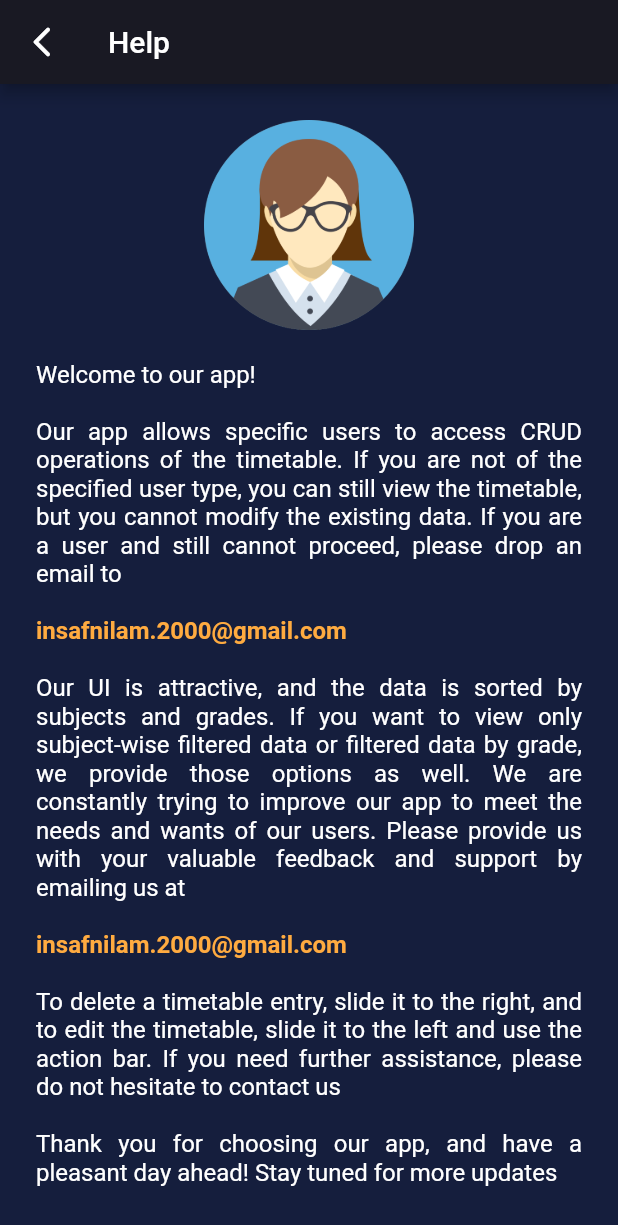
After one commit to MishanPerera/Institute_Management_App, a Flutter app: the TimeTableScreen screen opened directly, after a tap on the "info" icon, on a phone screen of 412 x 824 dp. The commit adds this screen. Shown: the top 1225 px of the screen. Run offline on Flutter 3.47's test engine with Material 2 defaults, Android fonts, the phone set to English and light mode, and no system bars; our stand-ins replace cloud_firestore, email_validator, firebase_auth, firebase_core, flutter_slidable, flutter_zoom_drawer and 2 more; missing offline and left inert: day_picker; accounts and stored records are empty.

Commit message:
Added Help Screen

```diff
--- a/institute_management_app/lib/components/build_content.dart
+++ b/institute_management_app/lib/components/build_content.dart
@@ -1,3 +1,4 @@
+import 'package:firebase_auth/firebase_auth.dart';
 import 'package:flutter/material.dart';
 import 'package:flutter_slidable/flutter_slidable.dart';
 import 'package:institute_management_app/components/update_dailog.dart';
@@ -6,13 +7,28 @@ import 'package:quickalert/quickalert.dart';
 import '../services/time_table_service.dart';
 import 'package:institute_management_app/models/time_table_model.dart';
 
-class BuildContent extends StatelessWidget {
+class BuildContent extends StatefulWidget {
   final TimeTable timeTable;
 
   const BuildContent({
     super.key,
     required this.timeTable,
   });
+
+  @override
+  State<BuildContent> createState() => _BuildContentState();
+}
+
+class _BuildContentState extends State<BuildContent> {
+  final FirebaseAuth _auth = FirebaseAuth.instance;
+  final String email = "insafnilam.2000@gmail.com";
+  User? _user;
+
+  @override
+  void initState() {
+    super.initState();
+    _user = _auth.currentUser;
+  }
 
   @override
   Widget build(BuildContext context) {
@@ -33,7 +49,7 @@ class BuildContent extends StatelessWidget {
             Navigator.of(context).pop();
           },
           onConfirmBtnTap: () {
-            deleteTimeTable(timeTable.id);
+            deleteTimeTable(widget.timeTable.id);
             const snackBar = SnackBar(
               content: Text('Time Table Deleted Successfully'),
             );
@@ -44,7 +60,9 @@ class BuildContent extends StatelessWidget {
 
     return Column(
       children: [
-        Slidable(
+        Visibility(
+          visible: _user!.email == email,
+          child: Slidable(
             startActionPane: ActionPane(
               // On Sliding to the right side of the container, the widget displays an edit button, once clicked opens a dialog where the user can edit the todo item's properties from the Local Database.
               extentRatio: 0.2,
@@ -55,13 +73,13 @@ class BuildContent extends StatelessWidget {
                   onPressed: ((context) {
                     UpdateDialogWidget.show(
                         context,
-                      timeTable,
-                      timeTable.name,
-                      timeTable.grade.toString(),
-                      timeTable.subject,
-                      timeTable.days,
-                      timeTable.startTime,
-                      timeTable.endTime);
+                        widget.timeTable,
+                        widget.timeTable.name,
+                        widget.timeTable.grade.toString(),
+                        widget.timeTable.subject,
+                        widget.timeTable.days,
+                        widget.timeTable.startTime,
+                        widget.timeTable.endTime);
                   }),
                   borderRadius: BorderRadius.circular(8.0),
                   icon: Icons.edit,
@@ -91,11 +109,11 @@ class BuildContent extends StatelessWidget {
             child: Container(
               margin: const EdgeInsets.symmetric(horizontal: 8.0),
               decoration: BoxDecoration(
-                color: timeTable.subject == "Physics"
+                  color: widget.timeTable.subject == "Physics"
                       ? const Color(0xffcd3700)
-                    : timeTable.subject == "Biology"
+                      : widget.timeTable.subject == "Biology"
                           ? const Color(0xff03A89E)
-                        : timeTable.subject == "Chemistry"
+                          : widget.timeTable.subject == "Chemistry"
                               ? const Color(0xff4682B4)
                               : const Color(0xffff9912),
                   borderRadius: BorderRadius.circular(8.0),
@@ -111,10 +129,10 @@ class BuildContent extends StatelessWidget {
                   mainAxisAlignment: MainAxisAlignment.spaceBetween,
                   children: [
                     Text(
-                    'Teacher -> ${timeTable.name} (${timeTable.subject})',
+                      'Teacher -> ${widget.timeTable.name} (${widget.timeTable.subject})',
                     ),
                     Text(
-                    'Grade -> ${timeTable.grade}',
+                      'Grade -> ${widget.timeTable.grade}',
                     ),
                   ],
                 ), // Depending on whether a task is complete or incomplete, the widgets will fade or be normal.
@@ -123,7 +141,7 @@ class BuildContent extends StatelessWidget {
                   children: [
                     Expanded(
                       child: Text(
-                      'Days: ${timeTable.days.map((day) => day)}',
+                        'Days: ${widget.timeTable.days.map((day) => day)}',
                       ),
                     ),
                     const Icon(
@@ -132,8 +150,67 @@ class BuildContent extends StatelessWidget {
                     ),
                     Padding(
                       padding: const EdgeInsets.only(left: 4.0, top: 1.0),
-                    child:
-                        Text('${timeTable.startTime} ~ ${timeTable.endTime}'),
+                      child: Text(
+                          '${widget.timeTable.startTime} ~ ${widget.timeTable.endTime}'),
+                    ),
+                  ],
+                ),
+                leading: const Icon(
+                  Icons.view_timeline_outlined,
+                  size: 30,
+                ),
+              ),
+            ),
+          ),
+        ),
+        Visibility(
+          visible: _user!.email != email,
+          child: Container(
+            margin: const EdgeInsets.symmetric(horizontal: 8.0),
+            decoration: BoxDecoration(
+                color: widget.timeTable.subject == "Physics"
+                    ? const Color(0xffcd3700)
+                    : widget.timeTable.subject == "Biology"
+                        ? const Color(0xff03A89E)
+                        : widget.timeTable.subject == "Chemistry"
+                            ? const Color(0xff4682B4)
+                            : const Color(0xffff9912),
+                borderRadius: BorderRadius.circular(8.0),
+                boxShadow: const [
+                  BoxShadow(
+                      color: Colors.black26,
+                      offset: Offset(0, 2),
+                      blurRadius: 20),
+                ]),
+            child: ListTile(
+              dense: true,
+              title: Row(
+                mainAxisAlignment: MainAxisAlignment.spaceBetween,
+                children: [
+                  Text(
+                    'Teacher -> ${widget.timeTable.name} (${widget.timeTable.subject})',
+                  ),
+                  Text(
+                    'Grade -> ${widget.timeTable.grade}',
+                  ),
+                ],
+              ), // Depending on whether a task is complete or incomplete, the widgets will fade or be normal.
+              subtitle: Row(
+                mainAxisAlignment: MainAxisAlignment.spaceBetween,
+                children: [
+                  Expanded(
+                    child: Text(
+                      'Days: ${widget.timeTable.days.map((day) => day)}',
+                    ),
+                  ),
+                  const Icon(
+                    Icons.timer_outlined,
+                    size: 14,
+                  ),
+                  Padding(
+                    padding: const EdgeInsets.only(left: 4.0, top: 1.0),
+                    child: Text(
+                        '${widget.timeTable.startTime} ~ ${widget.timeTable.endTime}'),
                   ),
                 ],
               ),
--- a/institute_management_app/lib/screens/menu_page.dart
+++ b/institute_management_app/lib/screens/menu_page.dart
@@ -27,7 +27,7 @@ class MenuItems {
 class MenuPage extends StatefulWidget {
   final MenuItem currentItem;
   final ValueChanged<MenuItem> onSelectedItem;
-
+  // Create an instance of FirebaseAuth
   const MenuPage(
       {Key? key, required this.currentItem, required this.onSelectedItem})
       : super(key: key);
@@ -37,6 +37,15 @@ class MenuPage extends StatefulWidget {
 }
 
 class _MenuPageState extends State<MenuPage> {
+  final FirebaseAuth _auth = FirebaseAuth.instance;
+  User? _user;
+
+  @override
+  void initState() {
+    super.initState();
+    _user = _auth.currentUser;
+  }
+
   void handleLogout() {
     QuickAlert.show(
         context: context,
@@ -69,15 +78,25 @@ class _MenuPageState extends State<MenuPage> {
             CircleAvatar(
               backgroundColor: Colors.brown.shade800,
               radius: 70,
-              child: Image.asset(
-                'assets/student.png',
-                fit: BoxFit.contain,
-              ),
+              child: _user == null
+                  ? Image.asset(
+                      'assets/student.png',
+                      fit: BoxFit.contain,
+                    )
+                  : Image.asset(
+                      'assets/admin.png',
+                      fit: BoxFit.contain,
+                    ),
             ),
             const SizedBox(
               height: 15,
             ),
-            const SizedBox(height: 15, child: Text('Joseph Stalin')),
+            SizedBox(
+              height: 24,
+              child: _user == null
+                  ? const Text('Guest')
+                  : Text(_user?.email ?? 'Guest'),
+            ),
             const Spacer(),
             ...MenuItems.all.map(buildMenuItem).toList(),
             const Spacer(flex: 2),
@@ -85,10 +104,10 @@ class _MenuPageState extends State<MenuPage> {
               style: TextButton.styleFrom(
                   fixedSize: const Size(120, 40),
                   foregroundColor: Colors.white,
-                  backgroundColor: Colors.red),
+                  backgroundColor: _user == null ? Colors.green : Colors.red),
               icon: const Icon(Icons.logout),
               onPressed: () => handleLogout(),
-              label: const Text('Logout'),
+              label: _user == null ? const Text('Login') : const Text('Logout'),
             ),
             const Spacer(),
           ],
--- /dev/null
+++ b/institute_management_app/lib/screens/time_table_help.dart
@@ -0,0 +1,105 @@
+import 'package:flutter/material.dart';
+
+class TableHelp extends StatelessWidget {
+  const TableHelp({Key? key}) : super(key: key);
+
+  @override
+  Widget build(BuildContext context) {
+    return Scaffold(
+      backgroundColor: const Color(0xff151e3d),
+      appBar: AppBar(
+        backgroundColor: const Color(0xff191923),
+        title: const Text("Help"),
+        leading: IconButton(
+          icon: const Icon(Icons.arrow_back_ios_new_rounded),
+          onPressed: () => Navigator.pop(context),
+        ),
+      ),
+      body: Container(
+        width: MediaQuery.of(context).size.width,
+        height: MediaQuery.of(context).size.height,
+        padding: const EdgeInsets.all(16.0),
+        margin: const EdgeInsets.all(8.0),
+        child: Align(
+          alignment: Alignment.topCenter,
+          child: Center(
+            child: Column(
+              children: [
+                CircleAvatar(
+                  backgroundColor: Colors.brown.shade800,
+                  radius: 70,
+                  child: Image.asset(
+                    'assets/teacher.png',
+                    fit: BoxFit.contain,
+                  ),
+                ),
+                const SizedBox(
+                  height: 20,
+                ),
+                RichText(
+                  textAlign: TextAlign.justify,
+                  text: const TextSpan(
+                    text: 'Welcome to our app!\n\n',
+                    style: TextStyle(color: Colors.white, fontSize: 16),
+                    children: <TextSpan>[
+                      TextSpan(
+                        text:
+                            'Our app allows specific users to access CRUD operations of the timetable. If you are not of the specified user type, you can still view the timetable, but you cannot modify the existing data. If you are a user and still cannot proceed, please drop an email to\n\n',
+                        style: TextStyle(
+                          fontWeight: FontWeight.normal,
+                          fontStyle: FontStyle.normal,
+                          color: Colors.white,
+                        ),
+                      ),
+                      TextSpan(
+                        text: 'insafnilam.2000@gmail.com\n\n',
+                        style: TextStyle(
+                          fontWeight: FontWeight.bold,
+                          color: Colors.orangeAccent,
+                        ),
+                      ),
+                      TextSpan(
+                        text:
+                            'Our UI is attractive, and the data is sorted by subjects and grades. If you want to view only subject-wise filtered data or filtered data by grade, we provide those options as well. We are constantly trying to improve our app to meet the needs and wants of our users. Please provide us with your valuable feedback and support by emailing us at\n\n',
+                        style: TextStyle(
+                          fontWeight: FontWeight.normal,
+                          fontStyle: FontStyle.normal,
+                          color: Colors.white,
+                        ),
+                      ),
+                      TextSpan(
+                        text: 'insafnilam.2000@gmail.com\n\n',
+                        style: TextStyle(
+                          fontWeight: FontWeight.bold,
+                          color: Colors.orangeAccent,
+                        ),
+                      ),
+                      TextSpan(
+                        text:
+                            'To delete a timetable entry, slide it to the right, and to edit the timetable, slide it to the left and use the action bar. If you need further assistance, please do not hesitate to contact us\n\n',
+                        style: TextStyle(
+                          fontWeight: FontWeight.normal,
+                          fontStyle: FontStyle.normal,
+                          color: Colors.white,
+                        ),
+                      ),
+                      TextSpan(
+                        text:
+                            'Thank you for choosing our app, and have a pleasant day ahead! Stay tuned for more updates',
+                        style: TextStyle(
+                          fontWeight: FontWeight.normal,
+                          fontStyle: FontStyle.normal,
+                          color: Colors.white,
+                        ),
+                      ),
+                    ],
+                  ),
+                ),
+              ],
+            ),
+          ),
+        ),
+      ),
+    );
+  }
+}
--- a/institute_management_app/lib/screens/time_table_screen.dart
+++ b/institute_management_app/lib/screens/time_table_screen.dart
@@ -6,6 +6,7 @@ import 'package:institute_management_app/components/build_content.dart';
 import 'package:institute_management_app/models/time_table_model.dart';
 import 'package:institute_management_app/reusable_widgets/label_heading_widget.dart';
 import 'package:institute_management_app/screens/filtered_table_screen.dart';
+import 'package:institute_management_app/screens/time_table_help.dart';
 import 'package:institute_management_app/services/time_table_service.dart';
 import 'package:quickalert/quickalert.dart';
 
@@ -20,6 +21,10 @@ class TimeTableScreen extends StatefulWidget {
 }
 
 class _TimeTableScreenState extends State<TimeTableScreen> {
+  final FirebaseAuth _auth = FirebaseAuth.instance;
+  final String email = "insafnilam.2000@gmail.com";
+  User? _user;
+
   final _scrollController = ScrollController();
   double _opacity = 0.0;
   double _padding = 0.0;
@@ -40,6 +45,7 @@ class _TimeTableScreenState extends State<TimeTableScreen> {
         _padding = 8.0;
       });
     });
+    _user = _auth.currentUser;
   }
 
   // Responsible for cleaning up resources and ensuring that the application is closed properly
@@ -60,14 +66,26 @@ class _TimeTableScreenState extends State<TimeTableScreen> {
             icon: const Icon(Icons.menu),
             onPressed: () => ZoomDrawer.of(context)!.toggle()),
         actions: [
+          Visibility(
+            visible: _user!.email == email,
+            child: IconButton(
+              onPressed: () {
+                // Display a dialog on top of the current widget, which allows the user to input new data and add it to the application.
+                AddDialogWidget.show(context);
+              },
+              tooltip: 'showDailog',
+              icon: const Icon(Icons.add),
+            ),
+          ),
           IconButton(
-            onPressed: () {
-              // Display a dialog on top of the current widget, which allows the user to input new data and add it to the application.
-              AddDialogWidget.show(context);
-            },
-            tooltip: 'showDailog',
-            icon: const Icon(Icons.add),
-          )
+            onPressed: () => Navigator.of(context).push(
+              MaterialPageRoute(
+                builder: (context) => const TableHelp(),
+              ),
+            ),
+            tooltip: 'showInfo',
+            icon: const Icon(Icons.info),
+          ),
         ],
         title: Text(widget.title),
       ),
```
Also changed, not shown: institute_management_app/lib/screens/ResetPassword.dart (+27 -0 lines). Lines whose indentation alone changed are shown as unchanged.
